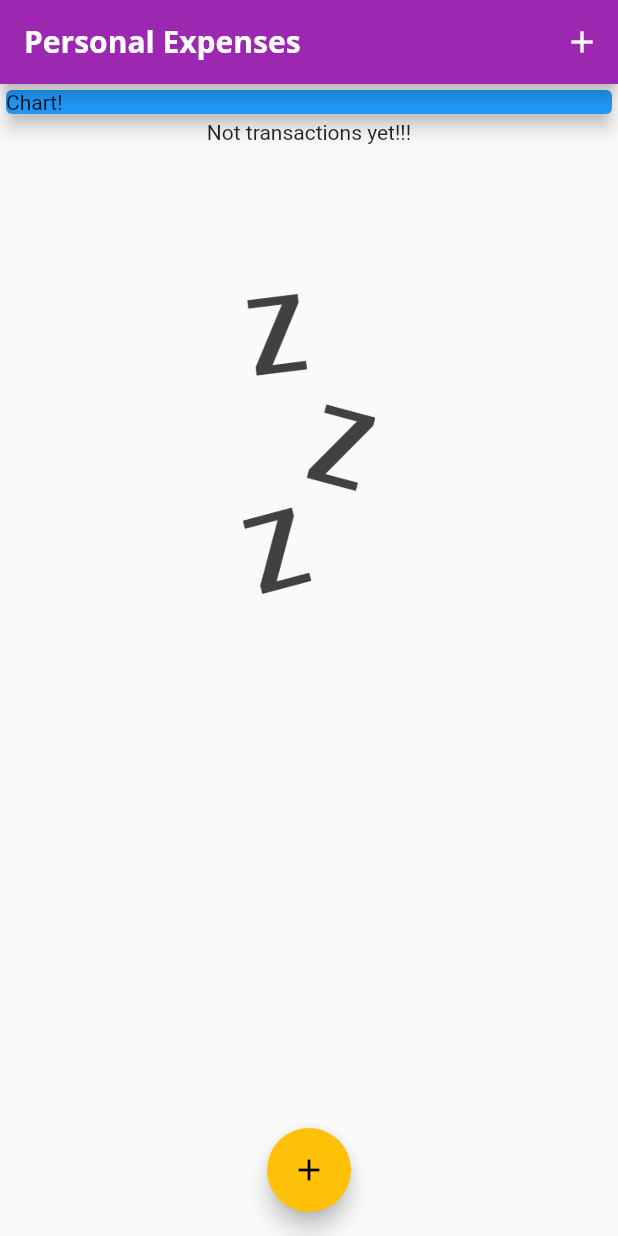
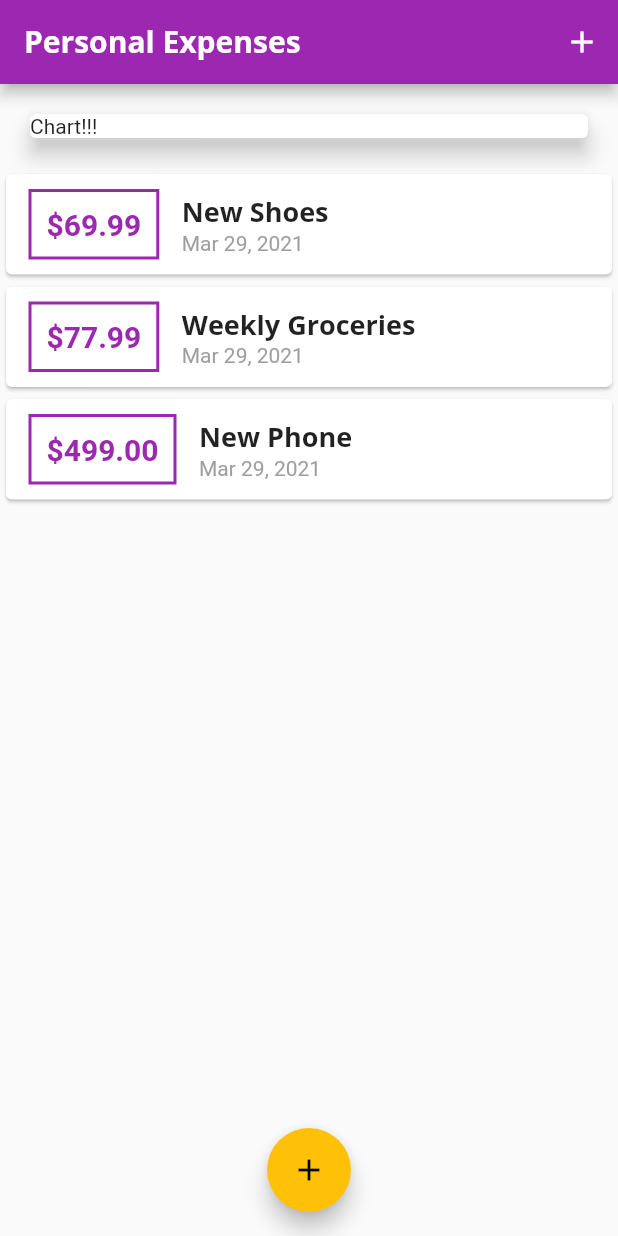
Before and after one commit to ZeSergey/personal_expenses, a Flutter app: the screen it shows after launch, on a phone screen of 412 x 824 dp. Run offline on Flutter 3.47's test engine with Material 2 defaults, Android fonts, the phone set to English and light mode, and no system bars.

Commit message:
chart start

```diff
--- a/lib/main.dart
+++ b/lib/main.dart
@@ -2,6 +2,7 @@ import 'package:flutter/material.dart';
 import './widgets/new_transaction.dart';
 import './widgets/transactions_list.dart';
 import './models/transactions.dart';
+import './widgets/chart.dart';
 
 void main() {
   runApp(MyApp());
@@ -55,15 +56,15 @@ class _MyHomePageState extends State<MyHomePage> {
   }
 
   final List<Transaction> _userTransactions = [
-    // Transaction(
-    //     id: 't1', title: 'New Shoes', amount: 69.99, date: DateTime.now()),
-    // Transaction(
-    //     id: 't2',
-    //     title: 'Weekly Groceries',
-    //     amount: 77.99,
-    //     date: DateTime.now()),
-    // Transaction(
-    //     id: 't3', title: 'New Phone', amount: 499.00, date: DateTime.now()),
+    Transaction(
+        id: 't1', title: 'New Shoes', amount: 69.99, date: DateTime.now()),
+    Transaction(
+        id: 't2',
+        title: 'Weekly Groceries',
+        amount: 77.99,
+        date: DateTime.now()),
+    Transaction(
+        id: 't3', title: 'New Phone', amount: 499.00, date: DateTime.now()),
   ];
 
   void _addTransaction(String txTitle, double txAmount) {
@@ -94,14 +95,7 @@ class _MyHomePageState extends State<MyHomePage> {
       body: Column(
         mainAxisAlignment: MainAxisAlignment.start,
         children: <Widget>[
-          Container(
-            width: double.infinity,
-            child: Card(
-              color: Colors.blue,
-              child: Text('Chart!'),
-              elevation: 5,
-            ),
-          ),
+          Chart(_userTransactions),
           TransactionsList(_userTransactions),
         ],
       ),
--- /dev/null
+++ b/lib/widgets/chart.dart
@@ -0,0 +1,44 @@
+import 'package:flutter/material.dart';
+import 'package:intl/intl.dart';
+import '../models/transactions.dart';
+
+class Chart extends StatelessWidget {
+  final List<Transaction> recentTransactions;
+  Chart(this.recentTransactions);
+
+  List<Map<String, Object>> get groupedTransactionValues {
+    return List.generate(7, (index) {
+      final weekDay = DateTime.now().subtract(Duration(days: index));
+
+      var totalSum = 0.0;
+
+      for (var i = 0; i < recentTransactions.length; i++) {
+        if (recentTransactions[i].date.day == weekDay.day &&
+            recentTransactions[i].date.month == weekDay.month &&
+            recentTransactions[i].date.year == weekDay.year) {
+          totalSum += recentTransactions[i].amount;
+        }
+      }
+
+      print(DateFormat.E(weekDay));
+      print(totalSum);
+
+      return {'day': weekDay, "amount": totalSum};
+    });
+  }
+
+  @override
+  Widget build(BuildContext context) {
+    return Card(
+      elevation: 6,
+      margin: EdgeInsets.all(20),
+      child: Row(
+        children: [
+          Column(
+            children: [Container(child: Text('Chart!!!'))],
+          )
+        ],
+      ),
+    );
+  }
+}
--- a/lib/widgets/transactions_list.dart
+++ b/lib/widgets/transactions_list.dart
@@ -14,9 +14,12 @@ class TransactionsList extends StatelessWidget {
       child: transactions.isEmpty
           ? Column(
               children: [
-                Text('Not transactions yet!!!'),
+                Text(
+                  'No transactions added yet!',
+                  style: Theme.of(context).textTheme.headline6,
+                ),
                 SizedBox(
-                  height: 100,
+                  height: 10,
                 ),
                 Container(
                   height: 200,
```
